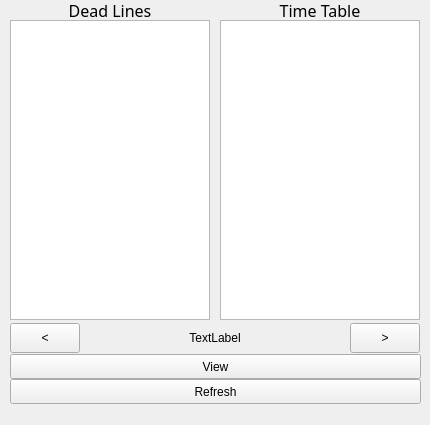
Sooneur/windows_desktop_timetable, file main_form.ui: the form before one commit.
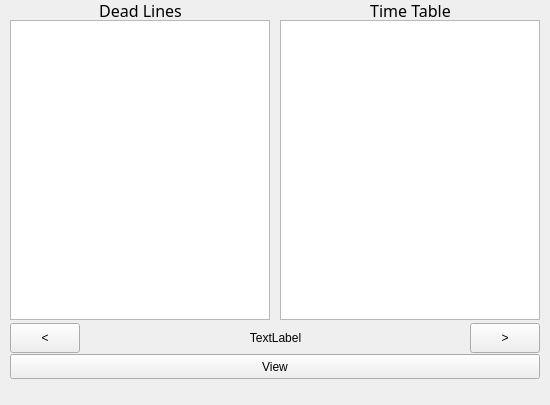
The form after the commit.

What changed in the file:
```diff
--- a/main_form.ui
+++ b/main_form.ui
@@ -6,8 +6,8 @@
    <rect>
     <x>0</x>
     <y>0</y>
-    <width>430</width>
-    <height>425</height>
+    <width>550</width>
+    <height>405</height>
    </rect>
   </property>
   <property name="windowTitle">
@@ -17,9 +17,9 @@
    <widget class="QTableWidget" name="ttab_tabl">
     <property name="geometry">
      <rect>
-      <x>220</x>
+      <x>280</x>
       <y>20</y>
-      <width>200</width>
+      <width>260</width>
       <height>300</height>
      </rect>
     </property>
@@ -29,7 +29,7 @@
      <rect>
       <x>10</x>
       <y>20</y>
-      <width>200</width>
+      <width>260</width>
       <height>300</height>
      </rect>
     </property>
@@ -40,9 +40,9 @@
    <widget class="QLabel" name="ttab_txt">
     <property name="geometry">
      <rect>
-      <x>220</x>
+      <x>280</x>
       <y>0</y>
-      <width>200</width>
+      <width>261</width>
       <height>20</height>
      </rect>
     </property>
@@ -66,7 +66,7 @@
      <rect>
       <x>10</x>
       <y>0</y>
-      <width>200</width>
+      <width>261</width>
       <height>20</height>
      </rect>
     </property>
@@ -88,7 +88,7 @@
      <rect>
       <x>10</x>
       <y>354</y>
-      <width>411</width>
+      <width>530</width>
       <height>25</height>
      </rect>
     </property>
@@ -99,19 +99,6 @@
      <string notr="true">view_btns</string>
     </attribute>
    </widget>
-   <widget class="QPushButton" name="refresh_btn">
-    <property name="geometry">
-     <rect>
-      <x>10</x>
-      <y>379</y>
-      <width>411</width>
-      <height>25</height>
-     </rect>
-    </property>
-    <property name="text">
-     <string>Refresh</string>
-    </property>
-   </widget>
    <widget class="QPushButton" name="date_back_btn">
     <property name="geometry">
      <rect>
@@ -128,7 +115,7 @@
    <widget class="QPushButton" name="date_forw_btn">
     <property name="geometry">
      <rect>
-      <x>350</x>
+      <x>470</x>
       <y>323</y>
       <width>70</width>
       <height>30</height>
@@ -143,7 +130,7 @@
      <rect>
       <x>80</x>
       <y>323</y>
-      <width>270</width>
+      <width>391</width>
       <height>30</height>
      </rect>
     </property>
```
Left out of the diff: 6 changed lines with no effect on the pictures.
